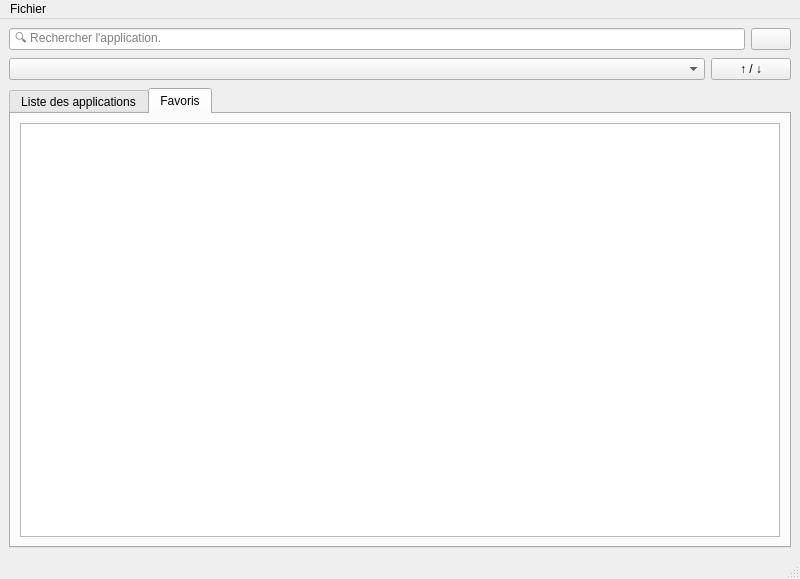
This is mainwindow.ui in SPSLTIC/app-directory as Qt 5 draws it before an edit. The edited form follows.
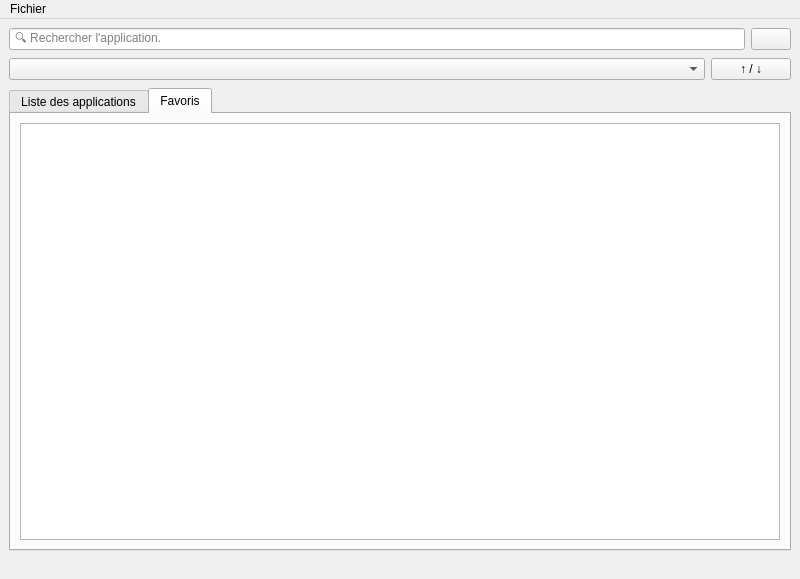
This is the edited form. The open tabs and pages were chosen to show the change. Icons and pictures are not drawn.

Commit message:
feat: Can modify custom and improve the interface
- Can modify a custom entry (Name, Href, Image)
- Can delete a custom entry
- Improve the interface

tickets: #5 and #6

Diff of the .ui file:
```diff
--- a/mainwindow.ui
+++ b/mainwindow.ui
@@ -2,6 +2,12 @@
 <ui version="4.0">
  <class>MainWindow</class>
  <widget class="QMainWindow" name="MainWindow">
+  <property name="windowModality">
+   <enum>Qt::WindowModality::NonModal</enum>
+  </property>
+  <property name="enabled">
+   <bool>true</bool>
+  </property>
   <property name="geometry">
    <rect>
     <x>0</x>
@@ -11,14 +17,44 @@
    </rect>
   </property>
   <property name="sizePolicy">
-   <sizepolicy hsizetype="Expanding" vsizetype="Expanding">
+   <sizepolicy hsizetype="Fixed" vsizetype="Fixed">
     <horstretch>0</horstretch>
     <verstretch>0</verstretch>
    </sizepolicy>
   </property>
+  <property name="minimumSize">
+   <size>
+    <width>800</width>
+    <height>579</height>
+   </size>
+  </property>
+  <property name="maximumSize">
+   <size>
+    <width>800</width>
+    <height>579</height>
+   </size>
+  </property>
+  <property name="baseSize">
+   <size>
+    <width>800</width>
+    <height>579</height>
+   </size>
+  </property>
+  <property name="acceptDrops">
+   <bool>true</bool>
+  </property>
   <property name="windowTitle">
    <string>App-Directory</string>
   </property>
+  <property name="layoutDirection">
+   <enum>Qt::LayoutDirection::LeftToRight</enum>
+  </property>
+  <property name="autoFillBackground">
+   <bool>false</bool>
+  </property>
+  <property name="dockOptions">
+   <set>QMainWindow::DockOption::AllowTabbedDocks|QMainWindow::DockOption::AnimatedDocks</set>
+  </property>
   <widget class="QWidget" name="centralwidget">
    <property name="sizePolicy">
     <sizepolicy hsizetype="Expanding" vsizetype="Expanding">
@@ -148,7 +184,11 @@
    </widget>
    <addaction name="menuFichier"/>
   </widget>
-  <widget class="QStatusBar" name="statusbar"/>
+  <widget class="QStatusBar" name="statusbar">
+   <property name="sizeGripEnabled">
+    <bool>false</bool>
+   </property>
+  </widget>
   <action name="actionParam_tres">
    <property name="icon">
     <iconset theme="QIcon::ThemeIcon::DocumentProperties"/>
```
Left out of the diff: 2 changed lines with no effect on the pictures. The commit also changes 4 other files.
